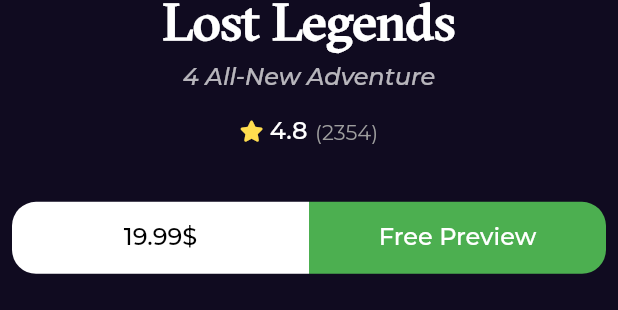
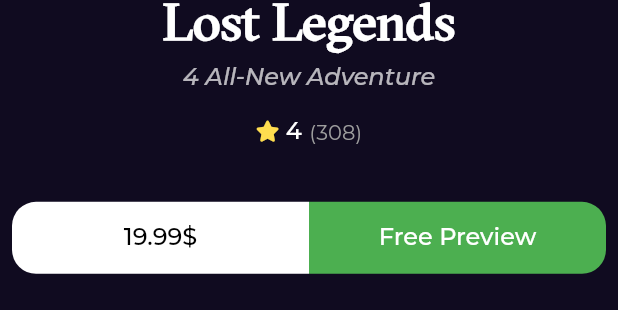
Before and after one commit to fantasy-art/ebook_app, a Flutter app: the BookDetailSection widget shown alone on an empty page, opened directly, on a phone screen of 412 x 824 dp. Shown: the part 697-1007 px from the top of the screen. Run offline on Flutter 3.47's test engine with Material 2 defaults, Android fonts, the phone set to English and light mode, and no system bars; drawn by our look-alikes of cached_network_image; our stand-ins replace dartz, dio, equatable, flutter_bloc, font_awesome_flutter, get_it and 2 more; network calls fail.

Commit message:
newest book Done

```diff
--- a/lib/features/home/prsenteation/views/widgets/book_detail_section.dart
+++ b/lib/features/home/prsenteation/views/widgets/book_detail_section.dart
@@ -29,7 +29,7 @@ class BookDetailSection extends StatelessWidget {
                 style:
                     Styles.textStyle16.copyWith(fontStyle: FontStyle.italic))),
         const SizedBox(height: 16),
-        const BookRating(),
+        const BookRating(raitng: 4, count: 308),
         const SizedBox(height: 37),
         const BoxAction(),
       ],
--- a/lib/features/home/prsenteation/views/widgets/book_rating.dart
+++ b/lib/features/home/prsenteation/views/widgets/book_rating.dart
@@ -4,18 +4,21 @@ import 'package:font_awesome_flutter/font_awesome_flutter.dart';
 import '../../../../../core/utils/styles.dart';
 
 class BookRating extends StatelessWidget {
-  const BookRating({super.key});
+  const BookRating({super.key, required this.raitng, required this.count});
+  final int raitng;
+  final int count;
 
   @override
   Widget build(BuildContext context) {
-    return const Row(
+    return Row(
       mainAxisAlignment: MainAxisAlignment.center,
       children: [
-        Icon(FontAwesomeIcons.solidStar, color: Color(0xffFFDD4F), size: 14),
-        SizedBox(width: 6),
-        Text('4.8', style: Styles.textStyle16),
-        SizedBox(width: 5),
-        Text('(2354)', style: Styles.textStyle14),
+        const Icon(FontAwesomeIcons.solidStar,
+            color: Color(0xffFFDD4F), size: 14),
+        const SizedBox(width: 6),
+        Text(raitng.toString(), style: Styles.textStyle16),
+        const SizedBox(width: 5),
+        Text('($count)', style: Styles.textStyle14),
       ],
     );
   }
--- a/lib/features/home/prsenteation/views/widgets/home_view_body.dart
+++ b/lib/features/home/prsenteation/views/widgets/home_view_body.dart
@@ -11,6 +11,7 @@ class HomeViewBody extends StatelessWidget {
   @override
   Widget build(BuildContext context) {
     return const CustomScrollView(
+      physics: BouncingScrollPhysics(),
       slivers: [
         SliverToBoxAdapter(
           child: Column(
@@ -21,7 +22,7 @@ class HomeViewBody extends StatelessWidget {
               SizedBox(height: 10),
               Padding(
                   padding: EdgeInsets.symmetric(horizontal: 24, vertical: 24),
-                  child: Text('Best Seller', style: Styles.textStyle30)),
+                  child: Text('Newest Books', style: Styles.textStyle30)),
             ],
           ),
         ),
--- a/lib/main.dart
+++ b/lib/main.dart
@@ -26,7 +26,8 @@ class EBookApp extends StatelessWidget {
             ..fetchFeaturedBooks(),
         ),
         BlocProvider(
-          create: (context) => NewestBooksCubit(getIt.get<HomeRepoImpl>()),
+          create: (context) =>
+              NewestBooksCubit(getIt.get<HomeRepoImpl>())..fetchNewestBooks(),
         ),
       ],
       child: MaterialApp.router(
```
Also changed, not shown: lib/features/home/prsenteation/views/widgets/best_seller_listview.dart (+22 -6 lines), lib/features/home/prsenteation/views/widgets/best_seller_listview_item.dart (+17 -13 lines), lib/features/search/presentation/views/widgets/search_view_body.dart (+4 -3 lines).
